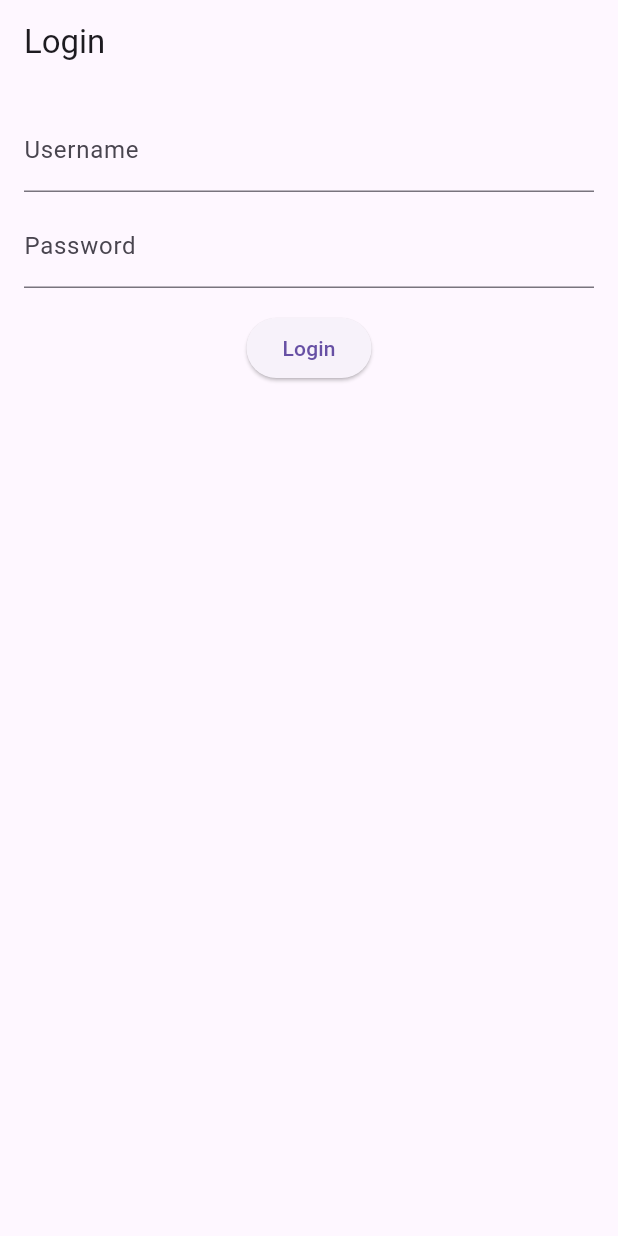
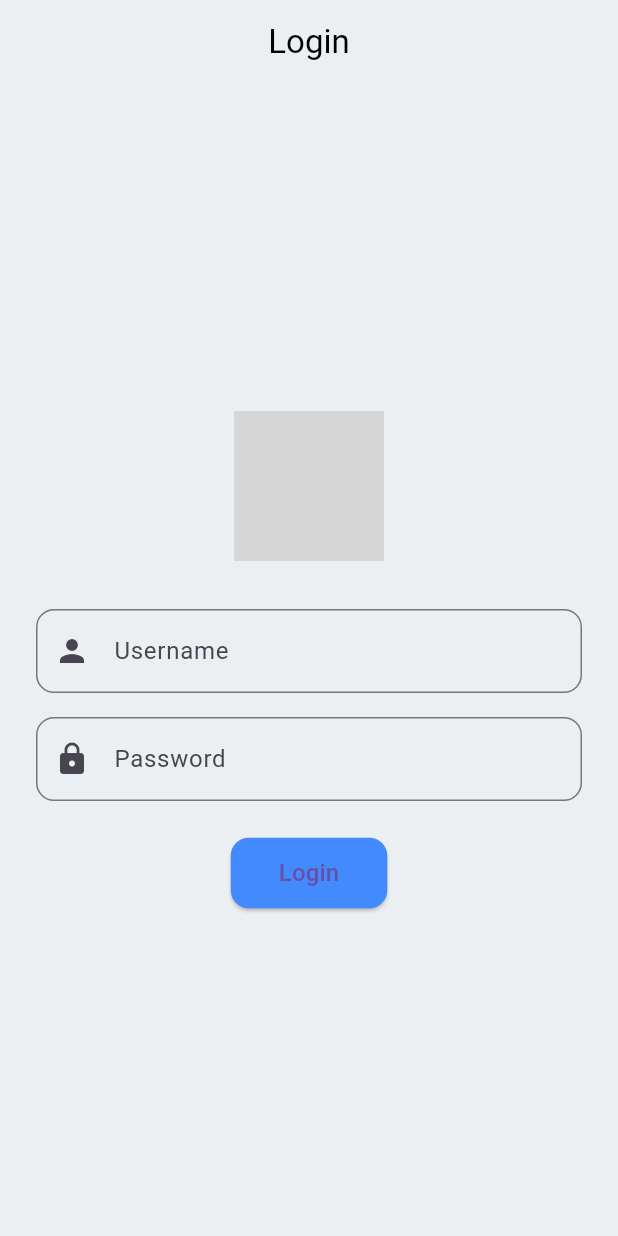
Before and after one commit to delphiputra/aplikasir-sederhana, a Flutter app: the screen it shows after launch, on a phone screen of 412 x 824 dp. Run offline on Flutter 3.47's test engine with Material 3 defaults, Android fonts, the phone set to English and light mode, and no system bars; our stand-ins replace shared_preferences; grey boxes are pictures that could not be loaded.

Commit message:
menjadi sangat baik

```diff
--- a/lib/screens/dashboard_screen.dart
+++ b/lib/screens/dashboard_screen.dart
@@ -43,14 +43,18 @@ class _DashboardScreenState extends State<DashboardScreen> {
                       color: Colors.blueAccent,
                       borderRadius: BorderRadius.circular(12.0),
                     ),
+                    child: Center(
   child: const Text(
-                      'Selamat Datang di Dashboard!',
+    'Selamat Datang di Dashboard Kasir',
     style: TextStyle(
       fontSize: 24,
       fontWeight: FontWeight.bold,
       color: Colors.white,
     ),
+    textAlign: TextAlign.center, // Pastikan teks terpusat jika lebih dari satu baris
   ),
+),
+
                   ),
                   const SizedBox(height: 20),
 
--- a/lib/screens/login_screen.dart
+++ b/lib/screens/login_screen.dart
@@ -74,19 +74,50 @@ class _LoginScreenState extends State<LoginScreen> {
     return GestureDetector(
       onTap: () => FocusManager.instance.primaryFocus?.unfocus(),
       child: Scaffold(
+        backgroundColor: Colors.blueGrey[50],
         appBar: AppBar(
-          title: const Text('Login'),
+          elevation: 0,
+          backgroundColor: Colors.transparent,
+          title: const Text(
+            'Login',
+            style: TextStyle(color: Colors.black),
           ),
-        body: Padding(
-          padding: const EdgeInsets.all(16.0),
-          child: Form(
+          centerTitle: true,
+        ),
+        body: Center(
+          child: SingleChildScrollView(
+            padding: const EdgeInsets.all(24.0),
+            child: Column(
+              crossAxisAlignment: CrossAxisAlignment.center,
+              children: [
+                // Logo
+                Container(
+                  height: 100,
+                  width: 100,
+                  decoration: const BoxDecoration(
+                    image: DecorationImage(
+                      image: AssetImage('assets/images/logo.png'), // Sesuaikan path logo
+                      fit: BoxFit.cover,
+                    ),
+                  ),
+                ),
+                const SizedBox(height: 32),
+
+                // Form Login
+                Form(
                   key: _formKey,
                   child: Column(
                     children: [
                       TextFormField(
                         controller: _usernameController,
                         focusNode: _usernameFocusNode,
-                  decoration: const InputDecoration(labelText: 'Username'),
+                        decoration: InputDecoration(
+                          labelText: 'Username',
+                          prefixIcon: const Icon(Icons.person),
+                          border: OutlineInputBorder(
+                            borderRadius: BorderRadius.circular(12),
+                          ),
+                        ),
                         validator: (value) {
                           if (value == null || value.isEmpty) {
                             return 'Username tidak boleh kosong';
@@ -94,11 +125,17 @@ class _LoginScreenState extends State<LoginScreen> {
                           return null;
                         },
                       ),
-                const SizedBox(height: 8),
+                      const SizedBox(height: 16),
                       TextFormField(
                         controller: _passwordController,
                         focusNode: _passwordFocusNode,
-                  decoration: const InputDecoration(labelText: 'Password'),
+                        decoration: InputDecoration(
+                          labelText: 'Password',
+                          prefixIcon: const Icon(Icons.lock),
+                          border: OutlineInputBorder(
+                            borderRadius: BorderRadius.circular(12),
+                          ),
+                        ),
                         obscureText: true,
                         validator: (value) {
                           if (value == null || value.isEmpty) {
@@ -107,12 +144,27 @@ class _LoginScreenState extends State<LoginScreen> {
                           return null;
                         },
                       ),
-                const SizedBox(height: 16),
+                      const SizedBox(height: 24),
+
+                      // Tombol Login
                       _isLoading
                           ? const CircularProgressIndicator()
                           : ElevatedButton(
                               onPressed: _login,
-                        child: const Text('Login'),
+                              style: ElevatedButton.styleFrom(
+                                backgroundColor: Colors.blueAccent,
+                                padding: const EdgeInsets.symmetric(horizontal: 32, vertical: 12),
+                                shape: RoundedRectangleBorder(
+                                  borderRadius: BorderRadius.circular(12),
+                                ),
+                              ),
+                              child: const Text(
+                                'Login',
+                                style: TextStyle(fontSize: 16),
+                              ),
+                            ),
+                    ],
+                  ),
                 ),
               ],
             ),
```
Lines whose indentation alone changed are shown as unchanged.
